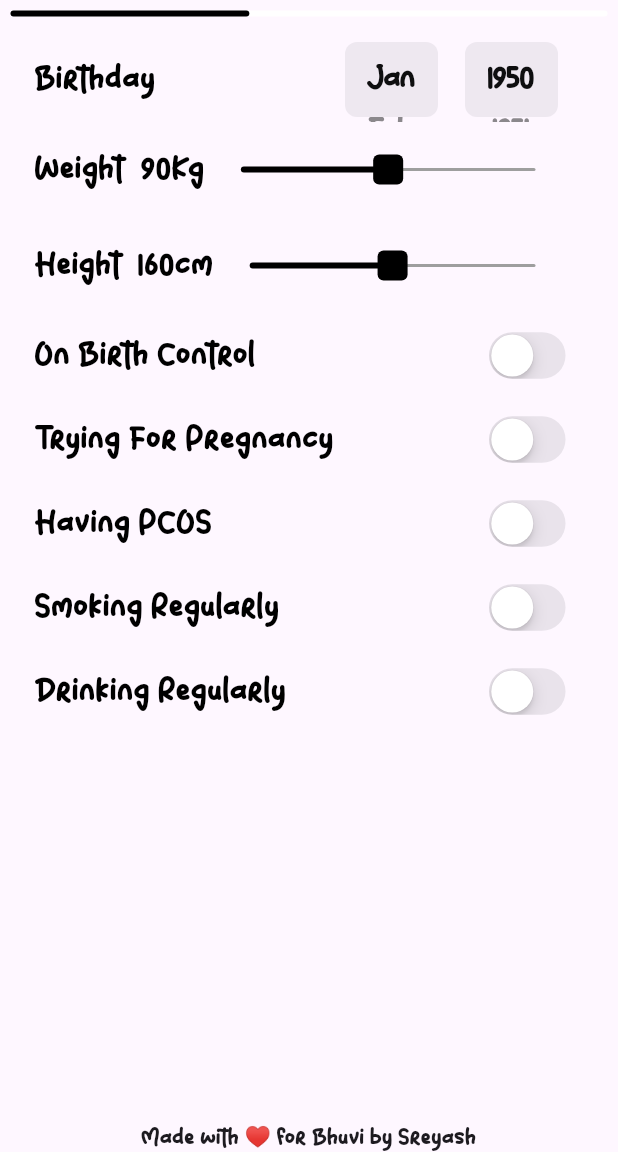
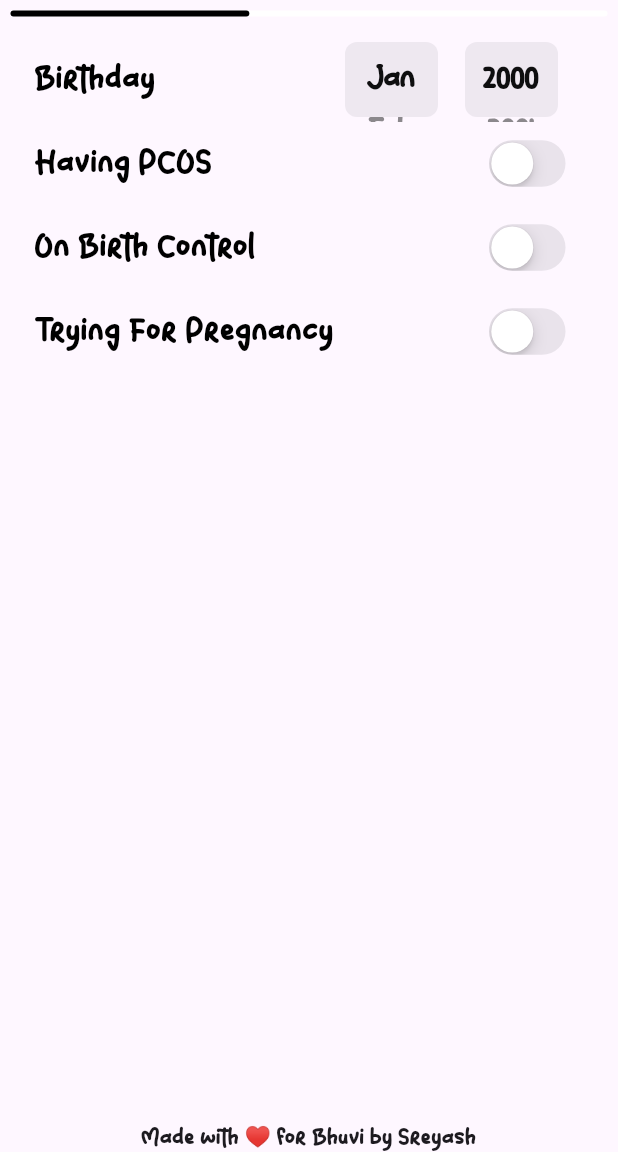
Before and after one commit to DE41H/rito-period-tracker, a Flutter app: the SettingsPage screen opened directly, on a phone screen of 412 x 824 dp, the part 84-1236 px from its top. Run offline on Flutter 3.47's test engine with Material 3 defaults, Android fonts, the phone set to English and light mode, and no system bars; our stand-ins replace flutter_secure_storage, hive_ce, hive_ce_flutter, local_auth; accounts and stored records are empty; generated files the repository leaves out were written again.

Commit message:
cleaned up code

```diff
--- /dev/null
+++ b/lib/app.dart
@@ -0,0 +1,45 @@
+import 'package:flutter/material.dart';
+
+import 'package:buritto/pages/home.dart';
+import 'package:buritto/logic/security.dart';
+
+class App extends StatefulWidget {
+  const App({super.key});
+
+  @override
+  State<StatefulWidget> createState() {
+    return _MyAppState();
+  }
+}
+
+class _MyAppState extends State<App> with WidgetsBindingObserver {
+  @override
+  void initState() {
+    super.initState();
+    WidgetsBinding.instance.addObserver(this);
+  }
+
+  @override
+  void dispose() {
+    WidgetsBinding.instance.removeObserver(this);
+    super.dispose();
+  }
+
+  @override
+  void didChangeAppLifecycleState(AppLifecycleState state) {
+    if (state == AppLifecycleState.resumed) {
+      BiometricAuth().lock();
+    }
+  }
+
+  @override
+  Widget build(BuildContext context) {
+    return MaterialApp(
+      debugShowCheckedModeBanner: false,
+      theme: ThemeData(
+          fontFamily: 'Shifa-Rame',
+      ),
+      home: const HomePage(),
+    );
+  }
+}
--- a/lib/hive/hive_adapters.dart
+++ b/lib/hive/hive_adapters.dart
@@ -9,6 +9,8 @@ import 'package:buritto/models/message.dart';
   AdapterSpec<Symptom>(),
   AdapterSpec<Discharge>(),
   AdapterSpec<Mood>(),
+  AdapterSpec<Sleep>(),
+  AdapterSpec<Stress>(),
   AdapterSpec<Message>(),
 ])
 part 'hive_adapters.g.dart';
--- a/lib/hive/hive_database.dart
+++ b/lib/hive/hive_database.dart
@@ -3,7 +3,6 @@ import 'package:hive_ce_flutter/hive_ce_flutter.dart';
 import 'hive_registrar.g.dart';
 
 import 'package:buritto/models/log.dart';
-import 'package:buritto/models/cycle.dart';
 import 'package:buritto/hive/hive_encryption.dart';
 import 'package:buritto/models/message.dart';
 
@@ -15,7 +14,6 @@ class HiveDatabase {
   late final Box<dynamic> _settingsBox;
   late final LazyBox<Message> _messageBox;
   late final LazyBox<Log> _logBox;
-  late final LazyBox<Cycle> _cycleBox;
 
   Future<void> init() async {
     await Hive.initFlutter();
@@ -24,11 +22,9 @@ class HiveDatabase {
     _settingsBox = await Hive.openBox('settings', encryptionCipher: cipher);
     _messageBox = await Hive.openLazyBox<Message>('messages', encryptionCipher: cipher);
     _logBox = await Hive.openLazyBox<Log>('logs', encryptionCipher: cipher);
-    _cycleBox = await Hive.openLazyBox<Cycle>('cycles', encryptionCipher: cipher);
   }
 
   Box<dynamic> get settings => _settingsBox;
   LazyBox<Message> get messages => _messageBox;
   LazyBox<Log> get logs => _logBox;
-  LazyBox<Cycle> get cycles => _cycleBox;
 }
--- a/lib/models/cycle.dart
+++ /dev/null
@@ -1,13 +0,0 @@
-class Cycle {
-  final DateTime start;
-  final DateTime end;
-  final Duration periodLength;
-  final bool isIrregular;
-
-  const Cycle({
-    required this.start,
-    required this.end,
-    required this.periodLength,
-    this.isIrregular = false,
-  });
-}
--- a/lib/models/log.dart
+++ b/lib/models/log.dart
@@ -2,22 +2,44 @@ class Log {
   final DateTime date;
   final Flow flow;
   final Set<Symptom> symptoms;
-  final Mood? mood;
+  final Set<Mood> mood;
   final Discharge? discharge;
-  final int? stress;
-  final int? sleep;
+  final Stress? stress;
+  final Sleep? sleep;
+  final bool? smoked;
+  final bool? drank;
   final String? notes;
 
   const Log({
     required this.date,
     required this.flow,
     this.symptoms = const {},
-    this.mood,
+    this.mood = const {},
     this.discharge,
     this.stress,
     this.sleep,
+    this.smoked,
+    this.drank,
     this.notes,
   });
+}
+
+enum Sleep {
+  poor(0),
+  average(1),
+  excellent(2);
+
+  final int value;
+  const Sleep(this.value);
+}
+
+enum Stress {
+  low(0),
+  medium(1),
+  high(2);
+
+  final int value;
+  const Stress(this.value);
 }
 
 enum Flow {
--- a/lib/widgets/rectangular_thumb_slider.dart
+++ /dev/null
@@ -1,40 +0,0 @@
-import 'package:flutter/material.dart';
-
-class RectangularThumbSlider extends SliderComponentShape {
-  final double width;
-  final double height;
-  final double radius;
-
-  const RectangularThumbSlider({
-    this.width = 20,
-    this.height = 20,
-    this.radius = 4,
-  });
-
-  @override
-  Size getPreferredSize(bool isEnabled, bool isDiscrete) {
-    return Size(width, height);
-  }
-
-  @override
-  void paint(PaintingContext context, Offset center, {
-    required Animation<double> activationAnimation,
-    required Animation<double> enableAnimation,
-    required bool isDiscrete,
-    required TextPainter labelPainter,
-    required RenderBox parentBox,
-    required SliderThemeData sliderTheme,
-    required TextDirection textDirection,
-    required double value,
-    required double textScaleFactor,
-    required Size sizeWithOverflow,
-  }) {
-    context.canvas.drawRRect(
-      RRect.fromRectAndRadius(
-        Rect.fromCenter(center: center, width: width, height: height),
-        Radius.circular(radius),
-      ),
-      Paint()..color = sliderTheme.thumbColor!,
-    );
-  }
-}
--- a/lib/widgets/settings_area.dart
+++ b/lib/widgets/settings_area.dart
@@ -15,13 +15,9 @@ class SettingsArea extends StatelessWidget {
         padding: EdgeInsets.all(7),
         children: [
           BirthdayPicker(),
-          SettingsSlider(text: 'Weight', unit: 'Kg', variable: 'weight', min: 30, max: 150, divisions: 24),
-          SettingsSlider(text: 'Height', unit: 'cm', variable: 'height', min: 120, max: 200, divisions: 16),
+          MinimalSettingsSwitch(variable: 'hasPcos', text: 'Having PCOS'),
           MinimalSettingsSwitch(variable: 'hormonalBirthControl', text: 'On Birth Control'),
           MinimalSettingsSwitch(variable: 'tryingForPregnancy', text: 'Trying For Pregnancy'),
-          MinimalSettingsSwitch(variable: 'hasPcos', text: 'Having PCOS'),
-          MinimalSettingsSwitch(variable: 'smokes', text: 'Smoking Regularly'),
-          MinimalSettingsSwitch(variable: 'drinks', text: 'Drinking Regularly'),
           MinimalBiometricSwitch(),
         ],
       ),
@@ -117,14 +113,19 @@ class BirthdayPicker extends StatelessWidget {
       trailing: Row(
         mainAxisSize: MainAxisSize.min,
         children: [
-          MinimalCupertinoSettingsPicker(variable: 'birthMonth', children: ['Jan','Feb','Mar','Apr','May','Jun', 'Jul','Aug','Sep','Oct','Nov','Dec']),
+          MinimalCupertinoSettingsPicker(
+            variable: 'birthMonth',
+            children: ['Jan','Feb','Mar','Apr','May','Jun', 'Jul','Aug','Sep','Oct','Nov','Dec'],
+            defaultValue: 1,
+          ),
           MinimalCupertinoSettingsPicker(
             variable: 'birthYear',
             children: List.generate(
               DateTime.now().year - 1950,
               (i) => (i + 1950).toString(),
-            )
-          )
+            ),
+            defaultValue: 51,
+          ),
         ],
       ),
     );
@@ -134,14 +135,15 @@ class BirthdayPicker extends StatelessWidget {
 class MinimalCupertinoSettingsPicker extends StatelessWidget {
   final String variable;
   final List<String> children;
+  final int defaultValue;
 
-  const MinimalCupertinoSettingsPicker({super.key, required this.variable,required this.children});
+  const MinimalCupertinoSettingsPicker({super.key, required this.variable,required this.children, required this.defaultValue});
 
   @override
   Widget build(BuildContext context) {
     return SizedBox(
       width: 80,
-      height: 90,
+      height: 100,
       child: ValueListenableBuilder(
         valueListenable: HiveDatabase().settings.listenable(keys: [variable]),
         builder: (context, value, child) {
@@ -149,7 +151,7 @@ class MinimalCupertinoSettingsPicker extends StatelessWidget {
             itemExtent: 50,
             diameterRatio: 100,
             scrollController: FixedExtentScrollController(
-              initialItem: value.get(variable, defaultValue: 1) - 1,
+              initialItem: value.get(variable, defaultValue: defaultValue) - 1,
             ),
             onSelectedItemChanged: (i) => value.put(variable, i + 1),
             children: children
@@ -169,45 +171,3 @@ class MinimalCupertinoSettingsPicker extends StatelessWidget {
     );
   }
 }
-
-class SettingsSlider extends StatelessWidget {
-  final String text;
-  final String unit;
-  final String variable;
-  final double min;
-  final double max;
-  final int divisions;
-
-  const SettingsSlider({super.key, required this.text, required this.unit, required this.variable, required this.min, required this.max, required this.divisions});
-
-  @override
-  Widget build(BuildContext context) {
-    return ListTile(
-      title: ValueListenableBuilder(
-        valueListenable: HiveDatabase().settings.listenable(keys: [variable]),
-        builder: (context, value, child) {
-          return Row(
-            children: [
-              Text(
-                '$text  ${value.get(variable, defaultValue: (min + max) / 2).toInt().toString()}$unit',
-                style: TextStyle(
-                  color: Colors.black,
-                  fontSize: 20,
-                ),
-              ),
-              Expanded(
-                child: Slider(
-                  value: value.get(variable, defaultValue: (min + max) / 2),
-                  min: min,
-                  max: max,
-                  divisions: divisions,
-                  onChanged: (val) => value.put(variable, val),
-                ),
-              ),
-            ],
-          );
-        }
-      ),
-    );
-  }
-}
--- a/pubspec.yaml
+++ b/pubspec.yaml
@@ -39,6 +39,7 @@ dependencies:
   local_auth: ^3.0.1
   hive_ce: ^2.19.3
   hive_ce_flutter: ^2.3.4
+  statistics: ^1.2.1
 dev_dependencies:
   flutter_test:
     sdk: flutter
```
Also changed, not shown: lib/logic/kalman_filter.dart (added, +27 -0 lines), lib/main.dart (+4 -56 lines), lib/logic/bayesian_inference.dart (added), pubspec.lock, 1 other file.
